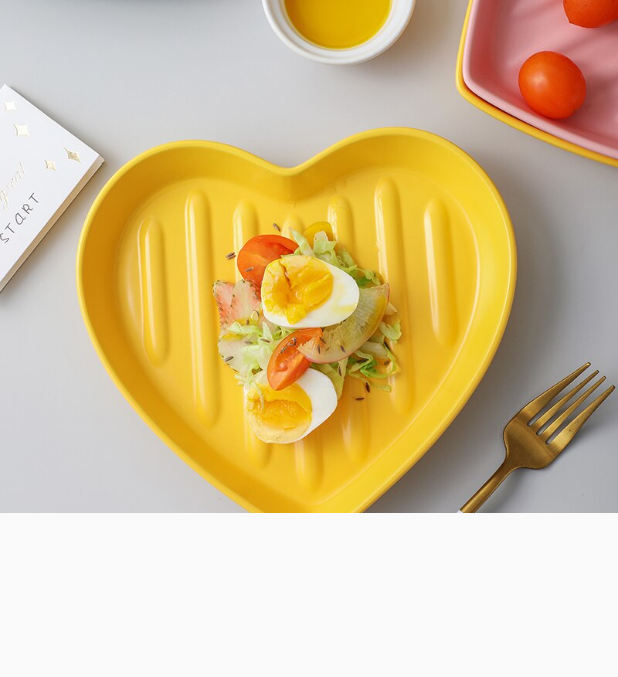
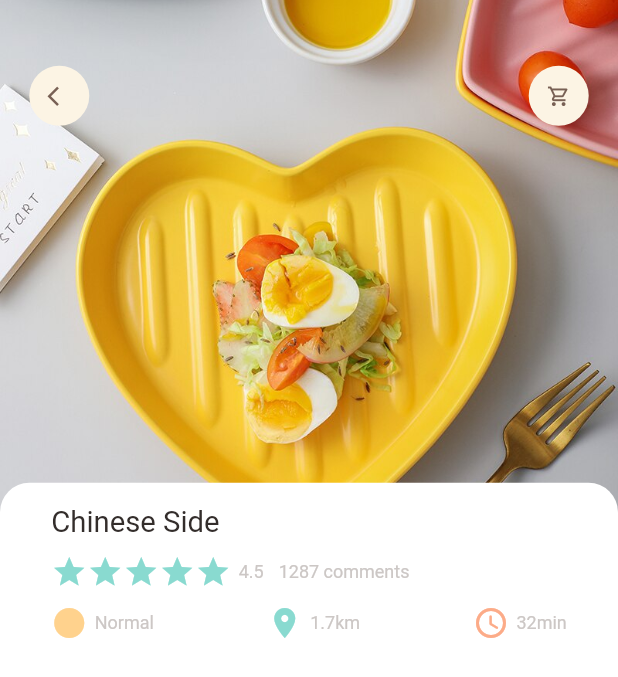
Before and after one commit to ssekuwanda/flutter_food_delivery, a Flutter app: the screen it shows after launch, on a phone screen of 412 x 824 dp. Shown: the top 677 px of the screen. Run offline on Flutter 3.47's test engine with Material 2 defaults, Android fonts, the phone set to English and light mode, and no system bars; our stand-ins replace dots_indicator, get.

Commit message:
Popular food screen

```diff
--- a/lib/pages/food/popular_food_detail.dart
+++ b/lib/pages/food/popular_food_detail.dart
@@ -1,5 +1,10 @@
 import 'package:flutter/material.dart';
+import 'package:flutter_food_delivery_app/utils/colors.dart';
 import 'package:flutter_food_delivery_app/utils/dimensions.dart';
+import 'package:flutter_food_delivery_app/widgets/app_icon.dart';
+import 'package:flutter_food_delivery_app/widgets/big_text.dart';
+import 'package:flutter_food_delivery_app/widgets/icon_and_text.dart';
+import 'package:flutter_food_delivery_app/widgets/small_text.dart';
 
 class PopularFoodDetail extends StatelessWidget {
   const PopularFoodDetail({Key? key}) : super(key: key);
@@ -24,11 +29,94 @@ class PopularFoodDetail extends StatelessWidget {
             ),
           ),
           Positioned(
-              left: Dimensions.width20,
-              right: Dimensions.width20,
-              child: Row(
-                children: [],
-              ))
+            top: Dimensions.height45,
+            left: Dimensions.width20,
+            right: Dimensions.width20,
+            child: Row(
+              mainAxisAlignment: MainAxisAlignment.spaceBetween,
+              children: [
+                AppIcon(icon: Icons.arrow_back_ios),
+                AppIcon(icon: Icons.shopping_cart_outlined),
+              ],
+            ),
+          ),
+          Positioned(
+            left: 0,
+            right: 0,
+            bottom: 0,
+            top: Dimensions.popularFoodImgSize - 20,
+            child: Container(
+              padding: EdgeInsets.only(
+                left: Dimensions.width20,
+                right: Dimensions.width20,
+              ),
+              decoration: BoxDecoration(
+                borderRadius: BorderRadius.only(
+                  topRight: Radius.circular(Dimensions.radius20),
+                  topLeft: Radius.circular(Dimensions.radius20),
+                ),
+                color: Colors.white,
+              ),
+              child: Container(
+                padding: EdgeInsets.only(
+                  top: Dimensions.height15,
+                  left: Dimensions.width15,
+                  right: Dimensions.width15,
+                ),
+                child: Column(
+                  crossAxisAlignment: CrossAxisAlignment.start,
+                  children: [
+                    BigText(text: "Chinese Side"),
+                    SizedBox(height: Dimensions.height10),
+                    Row(
+                      children: [
+                        Wrap(
+                          children: List.generate(
+                            5,
+                            (index) => Icon(
+                              Icons.star,
+                              color: AppColors.mainColor,
+                            ),
+                          ),
+                        ),
+                        const SizedBox(
+                          width: 5,
+                        ),
+                        SmallText(text: "4.5"),
+                        SizedBox(
+                          width: 10,
+                        ),
+                        SmallText(text: "1287 comments"),
+                      ],
+                    ),
+                    SizedBox(
+                      height: Dimensions.height10,
+                    ),
+                    Row(
+                      mainAxisAlignment: MainAxisAlignment.spaceBetween,
+                      children: [
+                        IconAndTextWidget(
+                          icon: Icons.circle,
+                          text: "Normal",
+                          iconColor: AppColors.iconColor1,
+                        ),
+                        IconAndTextWidget(
+                          icon: Icons.location_on,
+                          text: "1.7km",
+                          iconColor: AppColors.mainColor,
+                        ),
+                        IconAndTextWidget(
+                          icon: Icons.access_time_rounded,
+                          text: "32min",
+                          iconColor: AppColors.iconColor2,
+                        ),
+                      ],
+                    ),
+                  ],
+                ),
+              ),
+            ),
+          ),
         ],
       ),
     );
--- a/lib/utils/dimensions.dart
+++ b/lib/utils/dimensions.dart
@@ -1,6 +1,8 @@
 import 'package:get/get.dart';
 
 class Dimensions {
+  // Defualt sreen size is 844
+  // hence 844/20
   static double screenHeight = Get.context!.height;
   static double screenWidth = Get.context!.width;
 
@@ -11,6 +13,7 @@ class Dimensions {
   static double height10 = screenHeight / 84.4;
   static double height20 = screenHeight / 42.2;
   static double height15 = screenHeight / 56.27;
+  static double height45 = screenHeight / 18.8;
 
   static double width10 = screenHeight / 84.4;
   static double width20 = screenHeight / 42.2;
@@ -24,6 +27,7 @@ class Dimensions {
   static double radius30 = screenHeight / 28.13;
 
   static double iconSize24 = screenHeight / 35.17;
+  static double iconSize16 = screenHeight / 52.75;
 
   static double listViewImg = screenWidth / 3.25;
   static double listViewTextContSize = screenWidth / 3.9;
--- /dev/null
+++ b/lib/widgets/app_icon.dart
@@ -0,0 +1,34 @@
+import 'package:flutter/material.dart';
+import 'package:flutter_food_delivery_app/utils/dimensions.dart';
+
+class AppIcon extends StatelessWidget {
+  final IconData icon;
+  final Color backgroundColor;
+  final Color iconColor;
+  final double size;
+
+  const AppIcon({
+    Key? key,
+    required this.icon,
+    this.backgroundColor = const Color(0xFFfcf4e4),
+    this.iconColor = const Color(0xFF786054),
+    this.size = 40,
+  }) : super(key: key);
+
+  @override
+  Widget build(BuildContext context) {
+    return Container(
+      width: size,
+      height: size,
+      decoration: BoxDecoration(
+        borderRadius: BorderRadius.circular(size / 2),
+        color: backgroundColor,
+      ),
+      child: Icon(
+        icon,
+        color: iconColor,
+        size: Dimensions.iconSize16,
+      ),
+    );
+  }
+}
```
